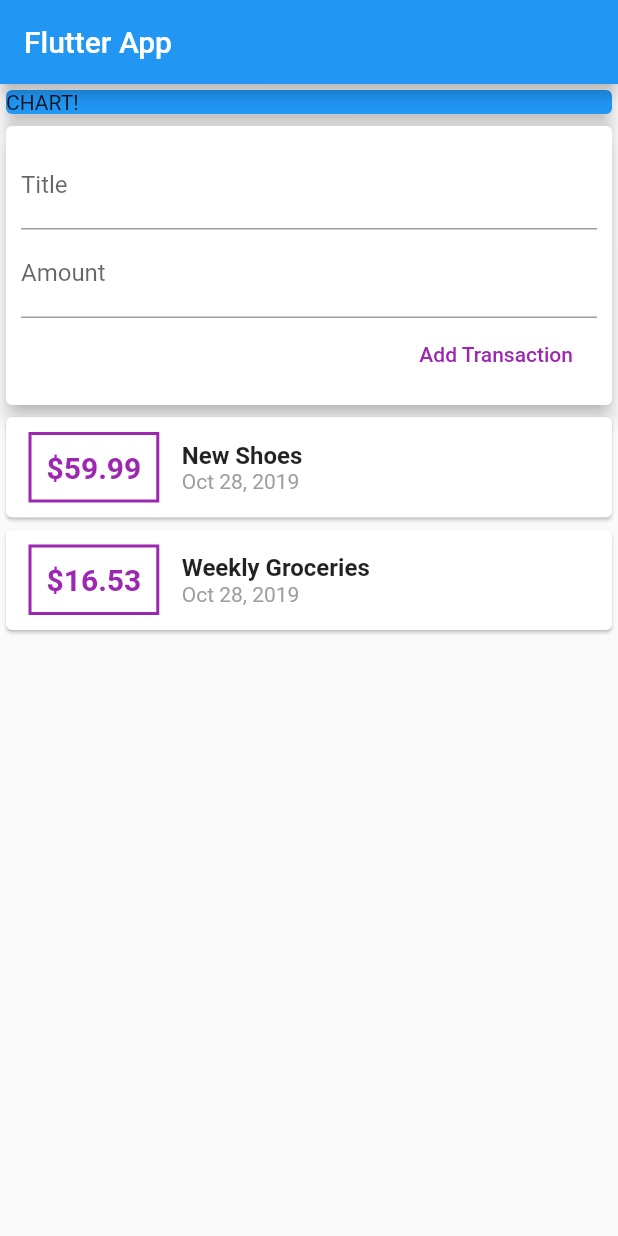
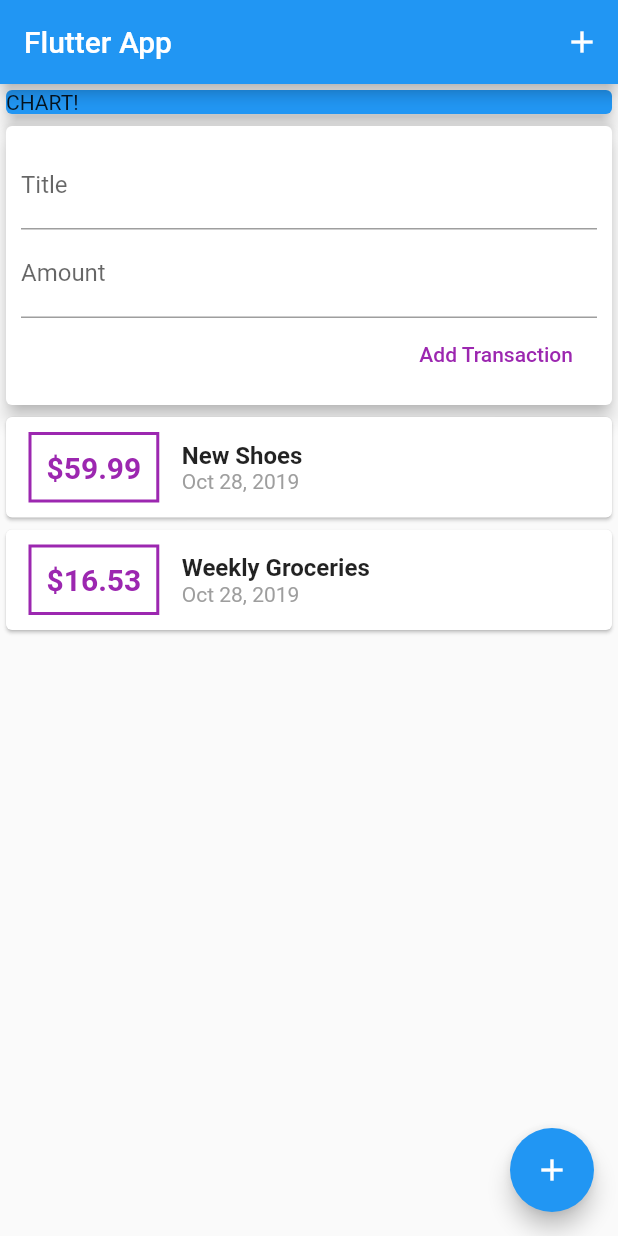
Before and after one commit to BartDabro/budget, a Flutter app: the screen it shows after launch, on a phone screen of 412 x 824 dp. Run offline on Flutter 3.47's test engine with Material 2 defaults, Android fonts, the phone set to English and light mode, and no system bars.

Commit message:
onPressed button on the top

```diff
--- a/lib/main.dart
+++ b/lib/main.dart
@@ -19,6 +19,12 @@ class MyHomePage extends StatelessWidget {
     return Scaffold(
       appBar: AppBar(
         title: Text('Flutter App'),
+        actions: <Widget>[
+          IconButton(
+            icon: Icon(Icons.add),
+            onPressed: () {},
+          ),
+        ],
       ),
       body: SingleChildScrollView(
         child: Column(
@@ -36,6 +42,10 @@ class MyHomePage extends StatelessWidget {
           ],
         ),
       ),
+      floatingActionButton: FloatingActionButton(
+        child: Icon(Icons.add),
+        onPressed: () {},
+      ),
     );
   }
 }
```
Lines whose indentation alone changed are shown as unchanged.
